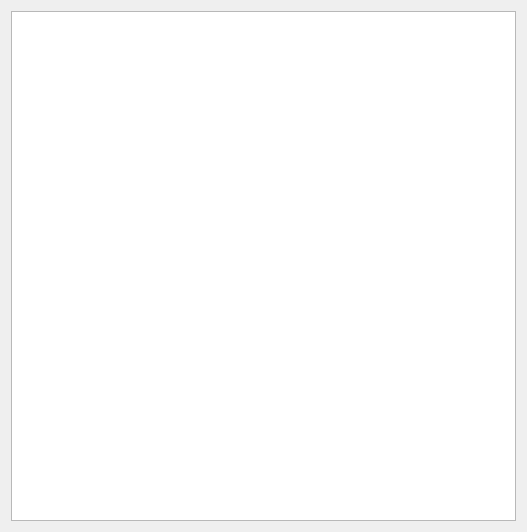
Above: clientLourd/channellist.ui from Phoenix63/IRC-like before the change. Below: the same form after it.
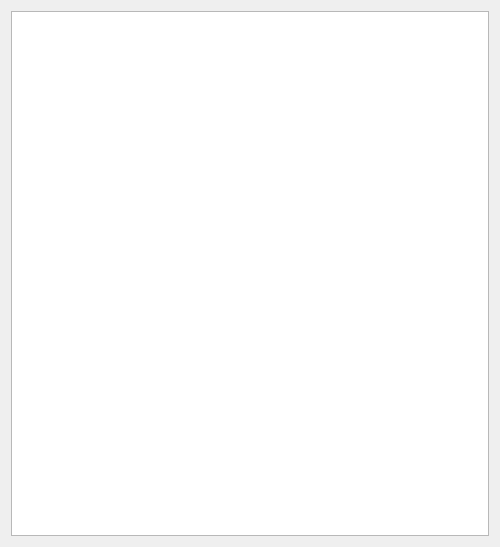
That is the form after the change.

The edit to the form file:
```diff
--- a/clientLourd/channellist.ui
+++ b/clientLourd/channellist.ui
@@ -6,8 +6,8 @@
    <rect>
     <x>0</x>
     <y>0</y>
-    <width>527</width>
-    <height>532</height>
+    <width>500</width>
+    <height>547</height>
    </rect>
   </property>
   <property name="windowTitle">
@@ -15,7 +15,7 @@
   </property>
   <layout class="QVBoxLayout" name="verticalLayout">
    <item>
-    <widget class="QListWidget" name="listWidget"/>
+    <widget class="QTableWidget" name="tableWidget"/>
    </item>
   </layout>
  </widget>
```
